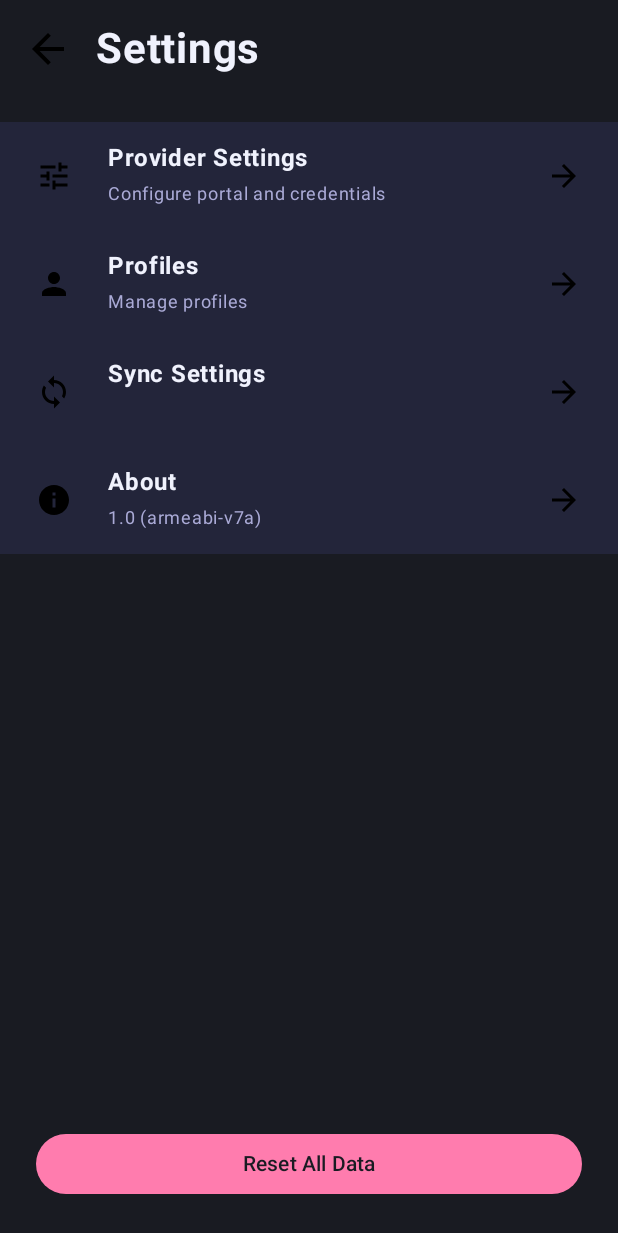
After one commit to dorphalsig/Supernova, an Android app built with Jetpack Compose: the SettingsActivity screen opened directly, with no data from a screen before it, on a phone screen of 412 x 824 dp. The commit adds this screen. Shown: the top 1233 px of the screen. Run offline under Robolectric (Android 15) with nearby library versions, the phone set to English and light mode, and no system bars; our stand-ins replace Room's generated code; 1 statement that could not run was skipped.

Commit message:
feat: introduce compose settings screen with sync view\n\nImplemented new SettingsActivity and composables for provider, profile, sync and about options. Added Reset All Data dialog and SecureDataStore.clear(). Basic ViewModel and tests included. Build attempts failed due to timeouts.\n\n/rebase

```diff
--- a/app/src/main/AndroidManifest.xml
+++ b/app/src/main/AndroidManifest.xml
@@ -59,6 +59,12 @@
             android:exported="false"
             android:theme="@style/Theme.Supernova" />
 
+        <!-- Settings Activity -->
+        <activity
+            android:name=".ui.SettingsActivity"
+            android:exported="false"
+            android:theme="@style/Theme.Supernova" />
+
     </application>
 
 </manifest>
--- /dev/null
+++ b/app/src/main/java/com/supernova/ui/SettingsActivity.kt
@@ -0,0 +1,41 @@
+package com.supernova.ui
+
+import android.content.Intent
+import android.os.Bundle
+import androidx.activity.ComponentActivity
+import androidx.activity.compose.setContent
+import androidx.activity.viewModels
+import androidx.lifecycle.ViewModelProvider
+import com.supernova.data.database.SupernovaDatabase
+import com.supernova.ui.screens.SettingsScreen
+import com.supernova.ui.screens.SettingsViewModel
+import com.supernova.ui.screens.SettingsViewModelFactory
+import com.supernova.ui.theme.SupernovaTheme
+import com.supernova.utils.SecureDataStore
+import com.supernova.work.SyncManager
+
+class SettingsActivity : ComponentActivity() {
+
+    override fun onCreate(savedInstanceState: Bundle?) {
+        super.onCreate(savedInstanceState)
+        SecureDataStore.init(this)
+        val database = SupernovaDatabase.getDatabase(this)
+        val viewModelFactory = SettingsViewModelFactory(database, SyncManager(this))
+        val viewModel = ViewModelProvider(this, viewModelFactory)[SettingsViewModel::class.java]
+
+        setContent {
+            SupernovaTheme {
+                SettingsScreen(
+                    viewModel = viewModel,
+                    onBack = { finish() },
+                    onProviderSettings = {
+                        startActivity(Intent(this, ConfigurationActivity::class.java))
+                    },
+                    onProfiles = {
+                        startActivity(Intent(this, ProfileSelectionActivity::class.java))
+                    }
+                )
+            }
+        }
+    }
+}
--- /dev/null
+++ b/app/src/main/java/com/supernova/ui/screens/SettingsScreen.kt
@@ -0,0 +1,164 @@
+package com.supernova.ui.screens
+
+import androidx.compose.foundation.background
+import androidx.compose.foundation.clickable
+import androidx.compose.foundation.focusable
+import androidx.compose.foundation.layout.*
+import androidx.compose.material.icons.Icons
+import androidx.compose.material.icons.filled.ArrowBack
+import androidx.compose.material.icons.filled.ArrowForward
+import androidx.compose.material.icons.filled.Info
+import androidx.compose.material.icons.filled.Person
+import androidx.compose.material.icons.filled.Sync
+import androidx.compose.material.icons.filled.Tune
+import androidx.compose.material3.*
+import androidx.compose.runtime.*
+import androidx.compose.ui.Alignment
+import androidx.compose.ui.Modifier
+import androidx.compose.ui.focus.onFocusChanged
+import androidx.compose.ui.platform.testTag
+import androidx.compose.ui.text.font.FontWeight
+import androidx.compose.ui.unit.dp
+import androidx.compose.ui.unit.sp
+
+@Composable
+fun SettingsScreen(
+    viewModel: SettingsViewModel,
+    onBack: () -> Unit,
+    onProviderSettings: () -> Unit,
+    onProfiles: () -> Unit
+) {
+    val showReset by viewModel.showResetConfirmation.collectAsState()
+    val syncState by viewModel.syncState.collectAsState()
+    val lastSyncTime by viewModel.lastSyncTime.collectAsState()
+    val lastSuccess by viewModel.lastSyncSuccess.collectAsState()
+
+    Box(
+        modifier = Modifier
+            .fillMaxSize()
+            .background(MaterialTheme.colorScheme.background)
+    ) {
+        Column(modifier = Modifier.fillMaxSize()) {
+            SettingsHeader(onBack)
+            Spacer(modifier = Modifier.height(16.dp))
+            SettingsMenuItem(
+                icon = Icons.Default.Tune,
+                title = "Provider Settings",
+                description = "Configure portal and credentials",
+                onClick = onProviderSettings,
+                tag = "provider"
+            )
+            SettingsMenuItem(
+                icon = Icons.Default.Person,
+                title = "Profiles",
+                description = "Manage profiles",
+                onClick = onProfiles,
+                tag = "profiles"
+            )
+            SettingsMenuItem(
+                icon = Icons.Default.Sync,
+                title = "Sync Settings",
+                description = syncState?.name ?: lastSyncTime?.let { "Last sync: $it" } ?: "",
+                onClick = { viewModel.triggerManualSync() },
+                tag = "sync"
+            )
+            SettingsMenuItem(
+                icon = Icons.Default.Info,
+                title = "About",
+                description = viewModel.buildInfo,
+                onClick = {},
+                tag = "about"
+            )
+            Spacer(modifier = Modifier.weight(1f))
+            ResetDataButton(onClick = { viewModel.confirmReset() })
+        }
+        if (showReset) {
+            AlertDialog(
+                onDismissRequest = { viewModel.dismissReset() },
+                confirmButton = {
+                    TextButton(onClick = { viewModel.resetAllData() }) {
+                        Text("Confirm")
+                    }
+                },
+                dismissButton = {
+                    TextButton(onClick = { viewModel.dismissReset() }) { Text("Cancel") }
+                },
+                title = { Text("Reset All Data") },
+                text = { Text("Are you sure you want to delete all data?") }
+            )
+        }
+    }
+}
+
+@Composable
+fun SettingsHeader(onBack: () -> Unit) {
+    Row(
+        verticalAlignment = Alignment.CenterVertically,
+        modifier = Modifier
+            .fillMaxWidth()
+            .padding(16.dp)
+    ) {
+        var focused by remember { mutableStateOf(false) }
+        Icon(
+            imageVector = Icons.Default.ArrowBack,
+            contentDescription = "Back",
+            modifier = Modifier
+                .size(32.dp)
+                .focusable()
+                .onFocusChanged { focused = it.isFocused }
+                .clickable { onBack() }
+        )
+        Spacer(modifier = Modifier.width(16.dp))
+        Text(
+            text = "Settings",
+            fontSize = 28.sp,
+            fontWeight = FontWeight.Bold,
+            color = MaterialTheme.colorScheme.onBackground
+        )
+    }
+}
+
+@Composable
+fun SettingsMenuItem(
+    icon: androidx.compose.ui.graphics.vector.ImageVector,
+    title: String,
+    description: String,
+    onClick: () -> Unit,
+    tag: String
+) {
+    var focused by remember { mutableStateOf(false) }
+    Row(
+        verticalAlignment = Alignment.CenterVertically,
+        modifier = Modifier
+            .fillMaxWidth()
+            .height(72.dp)
+            .focusable()
+            .onFocusChanged { focused = it.isFocused }
+            .clickable { onClick() }
+            .background(if (focused) MaterialTheme.colorScheme.surfaceVariant else MaterialTheme.colorScheme.surface)
+            .padding(horizontal = 24.dp)
+            .testTag("menu_$tag")
+    ) {
+        Icon(icon, contentDescription = null)
+        Spacer(modifier = Modifier.width(24.dp))
+        Column(modifier = Modifier.weight(1f)) {
+            Text(title, fontWeight = FontWeight.Bold, color = MaterialTheme.colorScheme.onSurface)
+            Text(description, color = MaterialTheme.colorScheme.onSurfaceVariant, fontSize = 12.sp)
+        }
+        Icon(Icons.Default.ArrowForward, contentDescription = null)
+    }
+}
+
+@Composable
+fun ResetDataButton(onClick: () -> Unit) {
+    Button(
+        onClick = onClick,
+        colors = ButtonDefaults.buttonColors(containerColor = MaterialTheme.colorScheme.error),
+        modifier = Modifier
+            .fillMaxWidth()
+            .padding(24.dp)
+            .testTag("reset_button")
+    ) {
+        Text("Reset All Data")
+    }
+}
--- /dev/null
+++ b/app/src/main/java/com/supernova/ui/screens/SettingsViewModel.kt
@@ -0,0 +1,76 @@
+package com.supernova.ui.screens
+
+import androidx.lifecycle.ViewModel
+import androidx.lifecycle.ViewModelProvider
+import androidx.lifecycle.viewModelScope
+import androidx.work.WorkInfo
+import com.supernova.BuildConfig
+import com.supernova.data.database.SupernovaDatabase
+import com.supernova.utils.SecureDataStore
+import com.supernova.utils.SecureStorageKeys
+import com.supernova.work.SyncManager
+import kotlinx.coroutines.flow.MutableStateFlow
+import kotlinx.coroutines.flow.StateFlow
+import kotlinx.coroutines.flow.asStateFlow
+import kotlinx.coroutines.launch
+
+class SettingsViewModel(
+    private val database: SupernovaDatabase,
+    private val syncManager: SyncManager
+) : ViewModel() {
+
+    private val _lastSyncTime = MutableStateFlow<Long?>(null)
+    val lastSyncTime: StateFlow<Long?> = _lastSyncTime.asStateFlow()
+
+    private val _lastSyncSuccess = MutableStateFlow<Boolean?>(null)
+    val lastSyncSuccess: StateFlow<Boolean?> = _lastSyncSuccess.asStateFlow()
+
+    private val _syncState = MutableStateFlow<WorkInfo.State?>(null)
+    val syncState: StateFlow<WorkInfo.State?> = _syncState.asStateFlow()
+
+    private val _showResetConfirmation = MutableStateFlow(false)
+    val showResetConfirmation: StateFlow<Boolean> = _showResetConfirmation.asStateFlow()
+
+    val buildInfo: String = "${BuildConfig.VERSION_NAME} (${android.os.Build.SUPPORTED_ABIS.firstOrNull() ?: "unknown"})"
+
+    init {
+        viewModelScope.launch {
+            _lastSyncTime.value = SecureDataStore.getLong(SecureStorageKeys.LAST_SYNC_TIME).takeIf { it != 0L }
+            _lastSyncSuccess.value = SecureDataStore.getBoolean(SecureStorageKeys.LAST_SYNC_SUCCESS)
+        }
+    }
+
+    fun triggerManualSync() {
+        val liveData = syncManager.triggerImmediateSync()
+        liveData.observeForever { info ->
+            _syncState.value = info?.state
+            if (info?.state?.isFinished == true) {
+                liveData.removeObserver { }
+            }
+        }
+    }
+
+    fun confirmReset() { _showResetConfirmation.value = true }
+    fun dismissReset() { _showResetConfirmation.value = false }
+
+    fun resetAllData() {
+        viewModelScope.launch {
+            database.clearAllTables()
+            SecureDataStore.clear()
+            _showResetConfirmation.value = false
+        }
+    }
+}
+
+class SettingsViewModelFactory(
+    private val database: SupernovaDatabase,
+    private val syncManager: SyncManager
+) : ViewModelProvider.Factory {
+    override fun <T : ViewModel> create(modelClass: Class<T>): T {
+        if (modelClass.isAssignableFrom(SettingsViewModel::class.java)) {
+            @Suppress("UNCHECKED_CAST")
+            return SettingsViewModel(database, syncManager) as T
+        }
+        throw IllegalArgumentException("Unknown ViewModel class")
+    }
+}
--- a/app/src/main/java/com/supernova/utils/SecureDataStore.kt
+++ b/app/src/main/java/com/supernova/utils/SecureDataStore.kt
@@ -69,6 +69,11 @@ object SecureDataStore {
 
     suspend fun getLong(key: String): Long = getString(key)?.toLongOrNull() ?: 0L
 
+    suspend fun clear() {
+        checkInit()
+        dataStore.updateData { mutableMapOf() }
+    }
+
 }
 
 private class SecurePrefsSerializer(
```
Also changed, not shown: app/src/main/res/values/strings.xml (+7 -0 lines), 3 other files.
